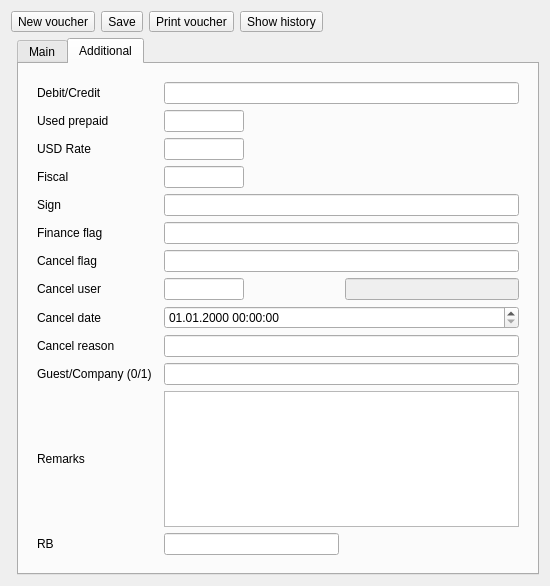
Above: Widgets/wvauchereditor.ui from End1-1/Resort before the change. Below: the same form after it.
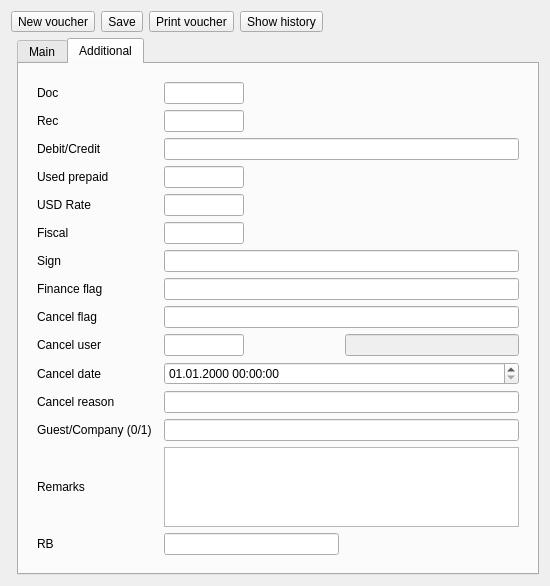
That is the form after the change. The open tabs and pages were chosen to show the change. Icons and pictures are not drawn. Custom widgets are drawn as their Qt base class.

Diff of the .ui file:
```diff
--- a/Widgets/wvauchereditor.ui
+++ b/Widgets/wvauchereditor.ui
@@ -545,61 +545,97 @@
           </size>
          </property>
          <layout class="QGridLayout" name="gridLayout_4">
+          <item row="10" column="3">
+           <widget class="EQLineEdit" name="leCancelUserName">
+            <property name="enabled">
+             <bool>false</bool>
+            </property>
+           </widget>
+          </item>
           <item row="9" column="2" colspan="2">
-           <widget class="QDateTimeEdit" name="deCancelDate">
-            <property name="displayFormat">
-             <string>dd.MM.yyyy HH:mm:ss</string>
+           <widget class="EQLineEdit" name="leCancelFlag"/>
+          </item>
+          <item row="5" column="2">
+           <widget class="EQLineEdit" name="leFiscal">
+            <property name="minimumSize">
+             <size>
+              <width>80</width>
+              <height>0</height>
+             </size>
             </property>
+            <property name="maximumSize">
+             <size>
+              <width>80</width>
+              <height>16777215</height>
+             </size>
+            </property>
            </widget>
           </item>
-          <item row="10" column="2" colspan="2">
-           <widget class="EQLineEdit" name="leCancelReason"/>
+          <item row="13" column="0">
+           <widget class="QLabel" name="label_29">
+            <property name="text">
+             <string>Guest/Company (0/1)</string>
+            </property>
+           </widget>
           </item>
           <item row="0" column="0">
+           <widget class="QLabel" name="label_31">
+            <property name="text">
+             <string>Doc</string>
+            </property>
+           </widget>
+          </item>
+          <item row="14" column="0" colspan="2">
+           <widget class="QLabel" name="label_26">
+            <property name="text">
+             <string>Remarks</string>
+            </property>
+           </widget>
+          </item>
+          <item row="2" column="0">
            <widget class="QLabel" name="label_20">
             <property name="text">
              <string>Debit/Credit</string>
             </property>
            </widget>
           </item>
-          <item row="6" column="2" colspan="2">
-           <widget class="EQLineEdit" name="leFinFlag"/>
-          </item>
-          <item row="2" column="2">
-           <widget class="EQLineEdit" name="leUSD">
-            <property name="minimumSize">
-             <size>
-              <width>80</width>
-              <height>0</height>
-             </size>
+          <item row="9" column="0">
+           <widget class="QLabel" name="label_22">
+            <property name="text">
+             <string>Cancel flag</string>
             </property>
-            <property name="maximumSize">
-             <size>
-              <width>80</width>
-              <height>16777215</height>
-             </size>
-            </property>
            </widget>
           </item>
-          <item row="2" column="0">
-           <widget class="QLabel" name="label_13">
+          <item row="8" column="0">
+           <widget class="QLabel" name="label_25">
             <property name="text">
-             <string>USD Rate</string>
+             <string>Finance flag</string>
             </property>
            </widget>
           </item>
-          <item row="3" column="0">
+          <item row="5" column="0">
            <widget class="QLabel" name="label_14">
             <property name="text">
              <string>Fiscal</string>
             </property>
            </widget>
           </item>
-          <item row="4" column="2" colspan="2">
-           <widget class="EQLineEdit" name="leSign"/>
+          <item row="4" column="0">
+           <widget class="QLabel" name="label_13">
+            <property name="text">
+             <string>USD Rate</string>
+            </property>
+           </widget>
           </item>
-          <item row="8" column="2">
-           <widget class="EQLineEdit" name="leCancelUserCode">
+          <item row="15" column="0">
+           <widget class="QLabel" name="label_12">
+            <property name="text">
+             <string>RB</string>
+            </property>
+           </widget>
+          </item>
+          <item row="0" column="2">
+           <widget class="EQLineEdit" name="leDoc">
             <property name="minimumSize">
              <size>
               <width>80</width>
@@ -614,15 +650,28 @@
             </property>
            </widget>
           </item>
-          <item row="12" column="0" colspan="2">
-           <widget class="QLabel" name="label_26">
+          <item row="12" column="2" colspan="2">
+           <widget class="EQLineEdit" name="leCancelReason"/>
+          </item>
+          <item row="6" column="0" colspan="2">
+           <widget class="QLabel" name="label_21">
             <property name="text">
-             <string>Remarks</string>
+             <string>Sign</string>
+            </property>
+           </widget>
+          </item>
+          <item row="15" column="2">
+           <widget class="EQLineEdit" name="leRb"/>
+          </item>
+          <item row="10" column="0">
+           <widget class="QLabel" name="label_23">
+            <property name="text">
+             <string>Cancel user</string>
             </property>
            </widget>
           </item>
           <item row="3" column="2">
-           <widget class="EQLineEdit" name="leFiscal">
+           <widget class="EQLineEdit" name="lePrepaid">
             <property name="minimumSize">
              <size>
               <width>80</width>
@@ -637,63 +686,90 @@
             </property>
            </widget>
           </item>
-          <item row="9" column="0">
+          <item row="4" column="2">
+           <widget class="EQLineEdit" name="leUSD">
+            <property name="minimumSize">
+             <size>
+              <width>80</width>
+              <height>0</height>
+             </size>
+            </property>
+            <property name="maximumSize">
+             <size>
+              <width>80</width>
+              <height>16777215</height>
+             </size>
+            </property>
+           </widget>
+          </item>
+          <item row="14" column="2" colspan="2">
+           <widget class="QPlainTextEdit" name="teRemarks"/>
+          </item>
+          <item row="11" column="0">
            <widget class="QLabel" name="label_27">
             <property name="text">
              <string>Cancel date</string>
             </property>
            </widget>
           </item>
-          <item row="11" column="2" colspan="2">
+          <item row="13" column="2" colspan="2">
            <widget class="EQLineEdit" name="leGuestCompany"/>
           </item>
-          <item row="8" column="3">
-           <widget class="EQLineEdit" name="leCancelUserName">
-            <property name="enabled">
-             <bool>false</bool>
-            </property>
-           </widget>
+          <item row="6" column="2" colspan="2">
+           <widget class="EQLineEdit" name="leSign"/>
           </item>
-          <item row="12" column="2" colspan="2">
-           <widget class="QPlainTextEdit" name="teRemarks"/>
-          </item>
-          <item row="11" column="0">
-           <widget class="QLabel" name="label_29">
-            <property name="text">
-             <string>Guest/Company (0/1)</string>
-            </property>
-           </widget>
-          </item>
-          <item row="8" column="0">
-           <widget class="QLabel" name="label_23">
-            <property name="text">
-             <string>Cancel user</string>
-            </property>
-           </widget>
-          </item>
-          <item row="7" column="0">
-           <widget class="QLabel" name="label_22">
-            <property name="text">
-             <string>Cancel flag</string>
-            </property>
-           </widget>
-          </item>
-          <item row="10" column="0">
+          <item row="12" column="0">
            <widget class="QLabel" name="label_28">
             <property name="text">
              <string>Cancel reason</string>
             </property>
            </widget>
           </item>
-          <item row="1" column="0">
+          <item row="2" column="2" colspan="2">
+           <widget class="EQLineEdit" name="leDC"/>
+          </item>
+          <item row="3" column="0">
            <widget class="QLabel" name="label_11">
             <property name="text">
              <string>Used prepaid</string>
             </property>
            </widget>
           </item>
+          <item row="8" column="2" colspan="2">
+           <widget class="EQLineEdit" name="leFinFlag"/>
+          </item>
+          <item row="11" column="2" colspan="2">
+           <widget class="QDateTimeEdit" name="deCancelDate">
+            <property name="displayFormat">
+             <string>dd.MM.yyyy HH:mm:ss</string>
+            </property>
+           </widget>
+          </item>
+          <item row="10" column="2">
+           <widget class="EQLineEdit" name="leCancelUserCode">
+            <property name="minimumSize">
+             <size>
+              <width>80</width>
+              <height>0</height>
+             </size>
+            </property>
+            <property name="maximumSize">
+             <size>
+              <width>80</width>
+              <height>16777215</height>
+             </size>
+            </property>
+           </widget>
+          </item>
+          <item row="1" column="0">
+           <widget class="QLabel" name="label_32">
+            <property name="text">
+             <string>Rec</string>
+            </property>
+           </widget>
+          </item>
           <item row="1" column="2">
-           <widget class="EQLineEdit" name="lePrepaid">
+           <widget class="EQLineEdit" name="leRec">
             <property name="minimumSize">
              <size>
               <width>80</width>
@@ -708,36 +784,6 @@
             </property>
            </widget>
           </item>
-          <item row="6" column="0">
-           <widget class="QLabel" name="label_25">
-            <property name="text">
-             <string>Finance flag</string>
-            </property>
-           </widget>
-          </item>
-          <item row="7" column="2" colspan="2">
-           <widget class="EQLineEdit" name="leCancelFlag"/>
-          </item>
-          <item row="4" column="0" colspan="2">
-           <widget class="QLabel" name="label_21">
-            <property name="text">
-             <string>Sign</string>
-            </property>
-           </widget>
-          </item>
-          <item row="0" column="2" colspan="2">
-           <widget class="EQLineEdit" name="leDC"/>
-          </item>
-          <item row="13" column="0">
-           <widget class="QLabel" name="label_12">
-            <property name="text">
-             <string>RB</string>
-            </property>
-           </widget>
-          </item>
-          <item row="13" column="2">
-           <widget class="EQLineEdit" name="leRb"/>
-          </item>
          </layout>
         </widget>
        </item>
@@ -756,16 +802,16 @@
     <signal>customButtonClicked(bool)</signal>
    </slots>
   </customwidget>
+  <customwidget>
+   <class>EDateEdit</class>
+   <extends>QLineEdit</extends>
+   <header location="global">edateedit.h</header>
+  </customwidget>
   <customwidget>
    <class>EQTimeEdit</class>
    <extends>QTimeEdit</extends>
    <header location="global">eqtimeedit.h</header>
   </customwidget>
-  <customwidget>
-   <class>EDateEdit</class>
-   <extends>QLineEdit</extends>
-   <header location="global">edateedit.h</header>
-  </customwidget>
  </customwidgets>
  <resources>
   <include location="../Resort/res.qrc"/>
```
